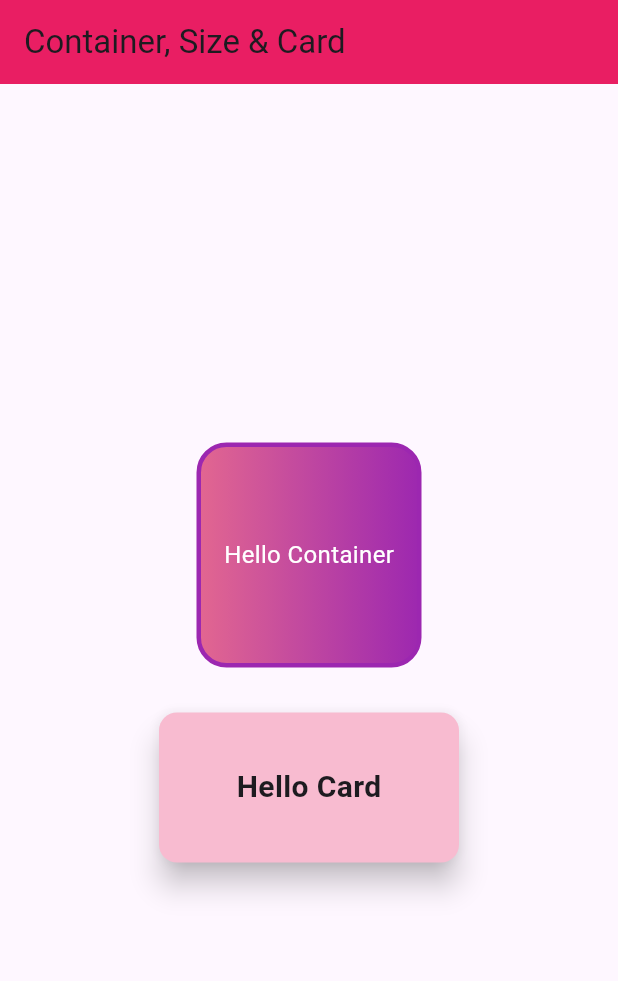
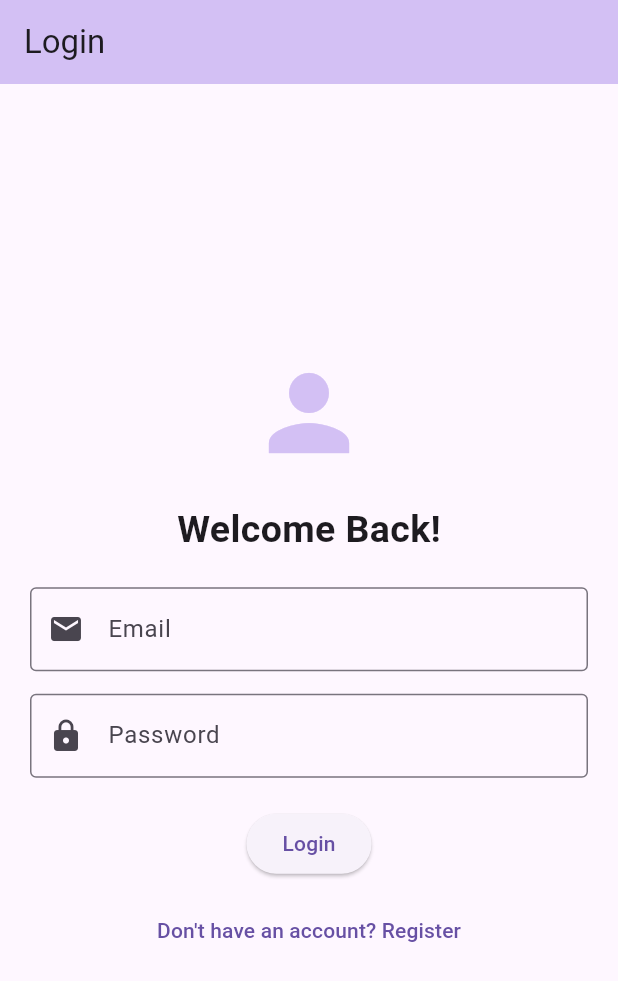
Before and after one commit to Prity-Chowdhury/Flutter-Project_Pritz, a Flutter app: the screen it shows after launch, on a phone screen of 412 x 824 dp. Shown: the top 981 px of the screen. Run offline on Flutter 3.47's test engine with Material 3 defaults, Android fonts, the phone set to English and light mode, and no system bars.

Commit message:
login and registration

```diff
--- /dev/null
+++ b/lib/login_page.dart
@@ -0,0 +1,92 @@
+import 'package:flutter/material.dart';
+import 'registration_page.dart';
+import 'home_page.dart';
+
+class LoginPage extends StatelessWidget {
+  const LoginPage({super.key});
+
+  @override
+  Widget build(BuildContext context) {
+    return Scaffold(
+      appBar: AppBar(
+        title: const Text("Login"),
+        backgroundColor: const Color.fromARGB(255, 211, 192, 244),
+      ),
+
+      body: Padding(
+        padding: const EdgeInsets.all(20),
+
+        child: Column(
+          mainAxisAlignment: MainAxisAlignment.center,
+          children: [
+            const Icon(
+              Icons.person,
+              size: 80,
+              color: Color.fromARGB(255, 211, 192, 244),
+            ),
+
+            const SizedBox(height: 20),
+
+            const Text(
+              "Welcome Back!",
+              style: TextStyle(fontSize: 25, fontWeight: FontWeight.bold),
+            ),
+
+            const SizedBox(height: 20),
+
+            // Email Field
+            const TextField(
+              decoration: InputDecoration(
+                labelText: "Email",
+                border: OutlineInputBorder(),
+                prefixIcon: Icon(Icons.email),
+              ),
+            ),
+
+            const SizedBox(height: 15),
+
+            // Password Field
+            const TextField(
+              obscureText: true,
+              decoration: InputDecoration(
+                labelText: "Password",
+                border: OutlineInputBorder(),
+                prefixIcon: Icon(Icons.lock),
+              ),
+            ),
+
+            const SizedBox(height: 20),
+
+            // Login Button
+            ElevatedButton(
+              onPressed: () {
+                Navigator.push(
+                  context,
+                  MaterialPageRoute(builder: (context) => const HomePage()),
+                );
+              },
+
+              child: const Text("Login"),
+            ),
+
+            const SizedBox(height: 10),
+
+            // Registration Navigation
+            TextButton(
+              onPressed: () {
+                Navigator.push(
+                  context,
+                  MaterialPageRoute(
+                    builder: (context) => const RegistrationPage(),
+                  ),
+                );
+              },
+
+              child: const Text("Don't have an account? Register"),
+            ),
+          ],
+        ),
+      ),
+    );
+  }
+}
--- a/lib/main.dart
+++ b/lib/main.dart
@@ -1,5 +1,5 @@
 import 'package:flutter/material.dart';
-import 'package:project_pritz/container_page.dart';
+import 'login_page.dart';
 
 void main() {
   runApp(const MyApp());
@@ -12,8 +12,10 @@ class MyApp extends StatelessWidget {
   Widget build(BuildContext context) {
     return MaterialApp(
       debugShowCheckedModeBanner: false,
+
       theme: ThemeData(useMaterial3: true),
-      home: ContainerPage(),
+
+      home: const LoginPage(),
     );
   }
 }
```
Also changed, not shown: lib/home_page.dart (+86 -81 lines), lib/registration_page.dart (added, +82 -0 lines).
